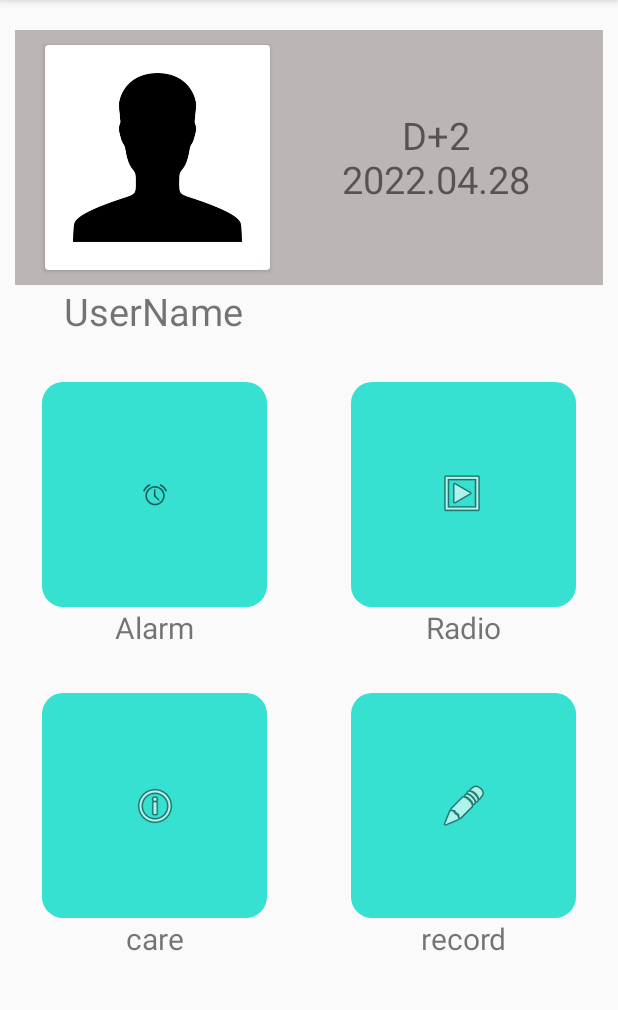
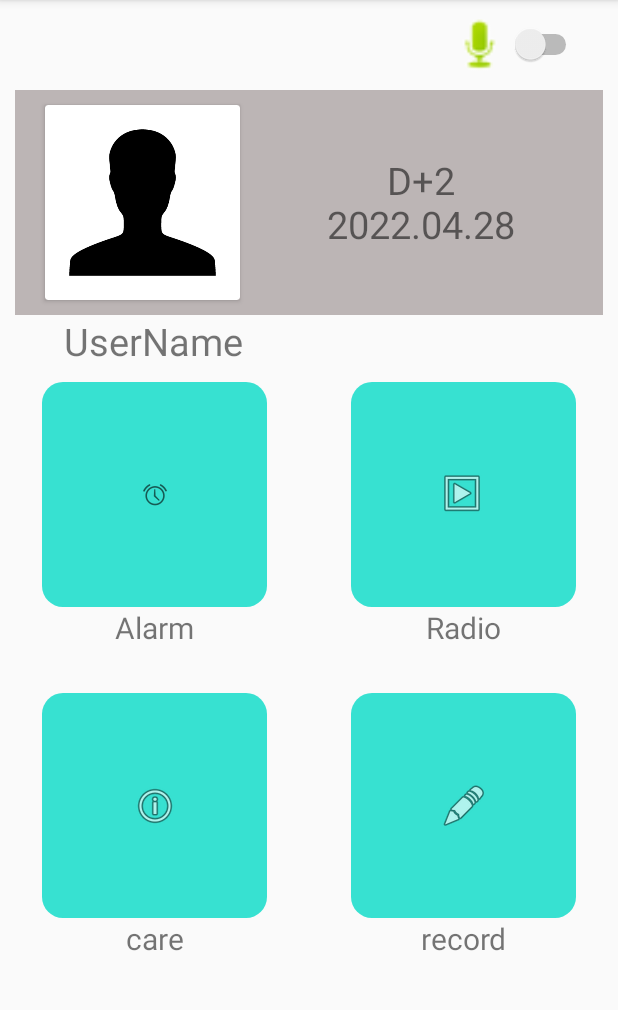
Before and after one commit to kaworu7405/HCI_EyeFairy, an Android app: the main screen opened directly, with no data from a screen before it, on a phone screen of 412 x 824 dp, the part 84-1094 px from its top. Run offline under Robolectric (Android 15) with nearby library versions, the phone set to English and light mode, and no system bars.

Commit message:
change some UI

```diff
--- a/app/src/main/res/layout/activity_main.xml
+++ b/app/src/main/res/layout/activity_main.xml
@@ -10,29 +10,53 @@
         android:layout_height="match_parent"
         android:orientation="vertical">
 
+        <LinearLayout
+            android:layout_width="wrap_content"
+            android:layout_height="wrap_content"
+            android:layout_marginLeft="300dp"
+            android:layout_marginTop="10dp"
+            android:orientation="horizontal">
+
+            <ImageView
+                android:id="@+id/imageView4"
+                android:layout_width="40dp"
+                android:layout_height="40dp"
+                app:srcCompat="@android:drawable/presence_audio_online" />
+
+            <Switch
+                android:id="@+id/switch1"
+                android:layout_width="wrap_content"
+                android:layout_height="wrap_content"
+                android:layout_gravity="center"
+                android:layout_weight="1"
+                android:gravity="center" />
+
+        </LinearLayout>
+
         <FrameLayout
             android:layout_width="match_parent"
             android:layout_height="wrap_content"
             android:layout_marginLeft="10dp"
-            android:layout_marginTop="20dp"
+            android:layout_marginTop="10dp"
             android:layout_marginRight="10dp"
             android:background="#BCB5B5">
 
             <LinearLayout
                 android:layout_width="match_parent"
-                android:layout_height="170dp"
+                android:layout_height="match_parent"
                 android:orientation="horizontal">
 
                 <androidx.cardview.widget.CardView
                     android:layout_width="wrap_content"
                     android:layout_height="wrap_content"
                     android:layout_marginStart="20dp"
-                    android:layout_marginTop="10dp">
+                    android:layout_marginTop="10dp"
+                    android:layout_marginBottom="10dp">
 
                     <ImageView
                         android:id="@+id/imageView3"
-                        android:layout_width="150dp"
-                        android:layout_height="150dp"
+                        android:layout_width="130dp"
+                        android:layout_height="130dp"
                         app:srcCompat="@drawable/silhouette" />
                 </androidx.cardview.widget.CardView>
 
@@ -60,7 +84,7 @@
         <LinearLayout
             android:layout_width="match_parent"
             android:layout_height="wrap_content"
-            android:layout_marginTop="30dp"
+            android:layout_marginTop="10dp"
             android:foregroundGravity="center"
             android:gravity="center"
             android:orientation="horizontal">
```
